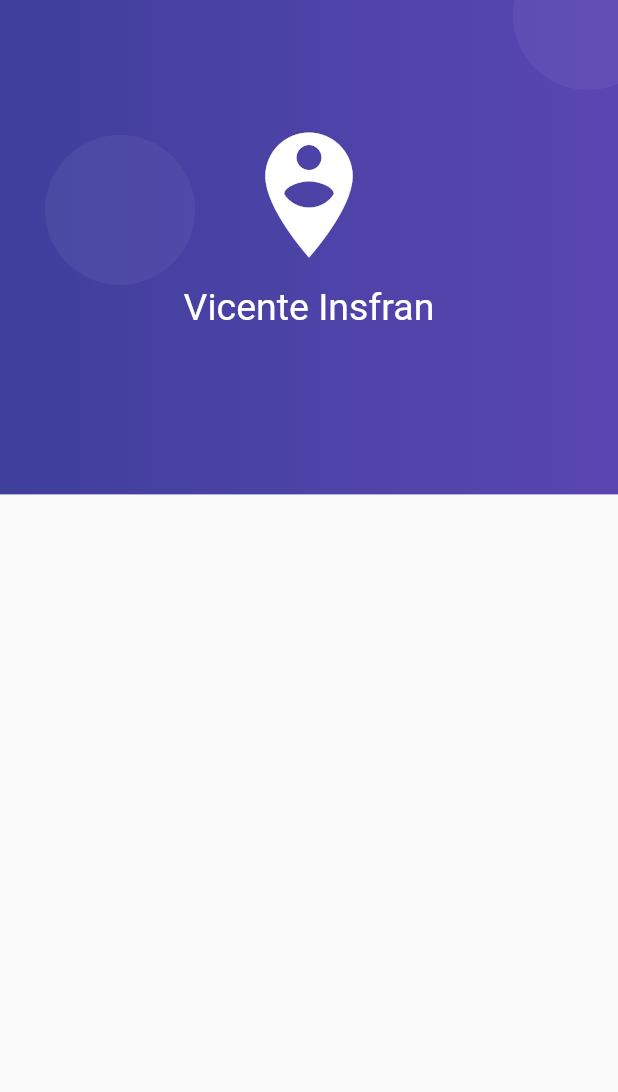
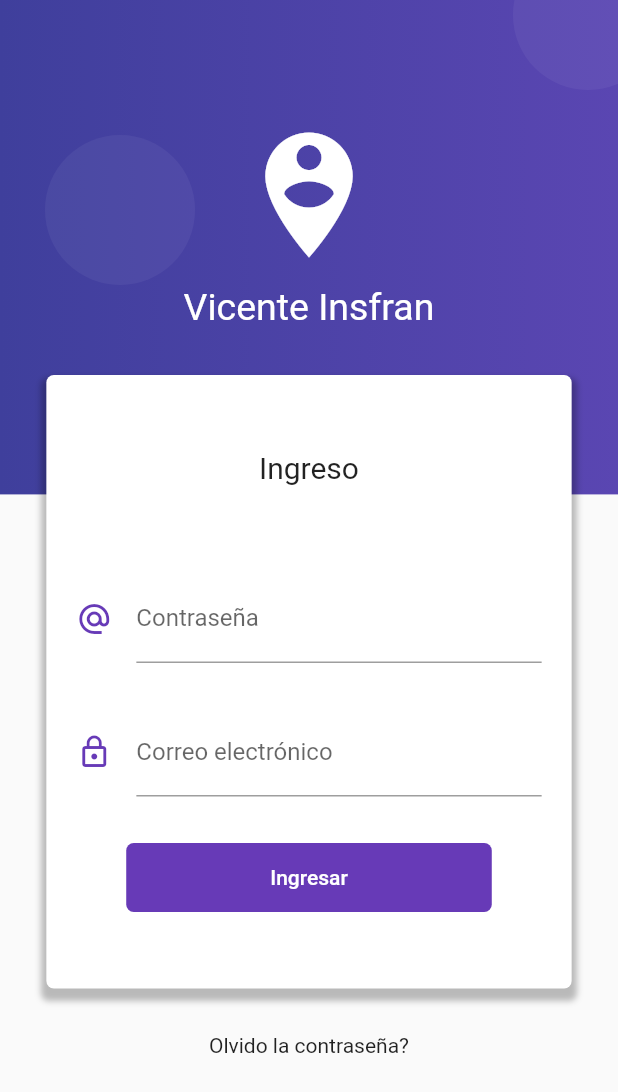
Before and after one commit to vinsfran/fromvalidation, a Flutter app: the screen it shows after launch, on a phone screen of 412 x 824 dp. Shown: the top 1092 px of the screen. Run offline on Flutter 3.47's test engine with Material 2 defaults, Android fonts, the phone set to English and light mode, and no system bars.

Commit message:
198. Diseño de la caja del login y los campos

```diff
--- a/lib/src/pages/login_page.dart
+++ b/lib/src/pages/login_page.dart
@@ -9,6 +9,7 @@ class LoginPage extends StatelessWidget {
       body: Stack(
         children: [
           _crearFondo(context),
+          _loginForm(context),
         ],
       ),
     );
@@ -66,4 +67,94 @@ class LoginPage extends StatelessWidget {
       ],
     );
   }
+
+  Widget _loginForm(BuildContext context) {
+    final size = MediaQuery.of(context).size;
+    return SingleChildScrollView(
+      child: Column(
+        children: <Widget>[
+          SafeArea(
+            child: Container(
+              height: 220.0,
+            ),
+          ),
+          Container(
+            width: size.width * 0.85,
+            margin: EdgeInsets.symmetric(vertical: 30.0),
+            padding: EdgeInsets.symmetric(vertical: 50.0),
+            decoration: BoxDecoration(
+                color: Colors.white,
+                borderRadius: BorderRadius.circular(5.0),
+                boxShadow: <BoxShadow>[
+                  BoxShadow(
+                    color: Colors.black26,
+                    blurRadius: 3.0,
+                    offset: Offset(0.0, 5.0),
+                    spreadRadius: 3.0,
+                  )
+                ]),
+            child: Column(
+              children: <Widget>[
+                Text('Ingreso', style: TextStyle(fontSize: 20.0)),
+                SizedBox(height: 60.0),
+                _crearEmail(),
+                SizedBox(height: 30.0),
+                _crearPassword(),
+                SizedBox(height: 30.0),
+                _crearBoton(),
+              ],
+            ),
+          ),
+          Text('Olvido la contraseña?'),
+          SizedBox(height: 100.0),
+        ],
+      ),
+    );
+  }
+
+  Widget _crearEmail() {
+    return Container(
+      padding: EdgeInsets.symmetric(horizontal: 20.0),
+      child: TextField(
+        keyboardType: TextInputType.emailAddress,
+        decoration: InputDecoration(
+            icon: Icon(Icons.alternate_email, color: Colors.deepPurple),
+            labelText: 'Contraseña'),
+      ),
+    );
+  }
+
+  Widget _crearPassword() {
+    return Container(
+      padding: EdgeInsets.symmetric(horizontal: 20.0),
+      child: TextField(
+        obscureText: true,
+        keyboardType: TextInputType.emailAddress,
+        decoration: InputDecoration(
+            icon: Icon(Icons.lock_outline, color: Colors.deepPurple),
+            hintText: 'ejemplo@correo.com',
+            labelText: 'Correo electrónico'),
+      ),
+    );
+  }
+
+  Widget _crearBoton() {
+    return ElevatedButton(
+      child: Container(
+        padding: EdgeInsets.symmetric(horizontal: 80.0, vertical: 15.0),
+        child: Text(
+          'Ingresar',
+          style: TextStyle(color: Colors.white),
+        ),
+      ),
+      style: ElevatedButton.styleFrom(
+        shape: new RoundedRectangleBorder(
+          borderRadius: new BorderRadius.circular(5.0),
+        ),
+        elevation: 0.0,
+        primary: Colors.deepPurple,
+      ),
+      onPressed: () {},
+    );
+  }
 }
```
